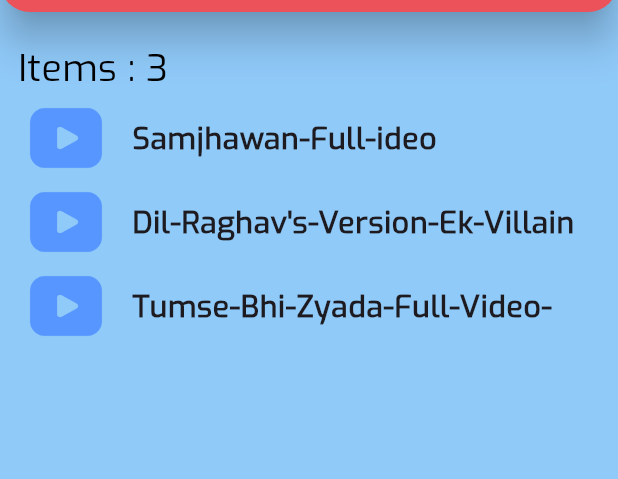
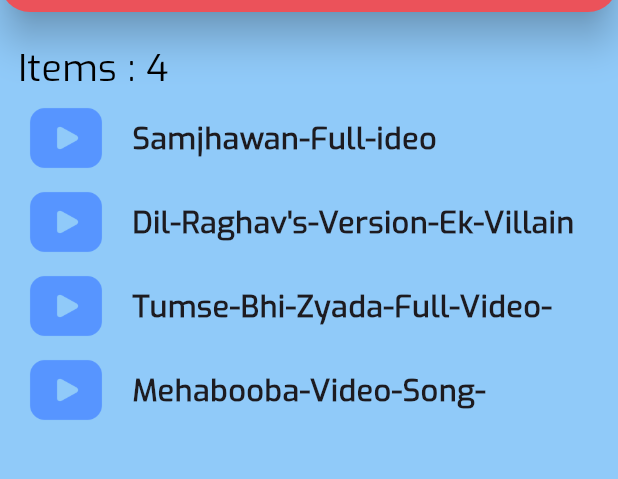
Before and after one commit to rahulkumardev24/Video-player-app-with-flutter, a Flutter app: the screen it shows after launch, on a phone screen of 412 x 824 dp, the part 72-551 px from its top. Run offline on Flutter 3.47's test engine with Material 3 defaults, Android fonts, the phone set to English and light mode, and no system bars; our stand-ins replace animated_text_kit, video_player.

Commit message:
add new song

```diff
--- a/lib/screen/music_list_screen.dart
+++ b/lib/screen/music_list_screen.dart
@@ -13,7 +13,8 @@ class _MusicListScreenState extends State<MusicListScreen> {
   List<String> videoList = [
     "assets/videos/Samjhawan-Full-ideo.mp4",
     "assets/videos/Dil-Raghav's-Version-Ek-Villain.mp4" ,
-    "assets/videos/Tumse-Bhi-Zyada-Full-Video-Tadap.mp4"
+    "assets/videos/Tumse-Bhi-Zyada-Full-Video-Tadap.mp4" ,
+    "assets/videos/Mehabooba-Video-Song-(Hindi)-KGF-Chapter-2.mp4"
   ];
   @override
   Widget build(BuildContext context) {
```
Also changed, not shown: 1 other file.
